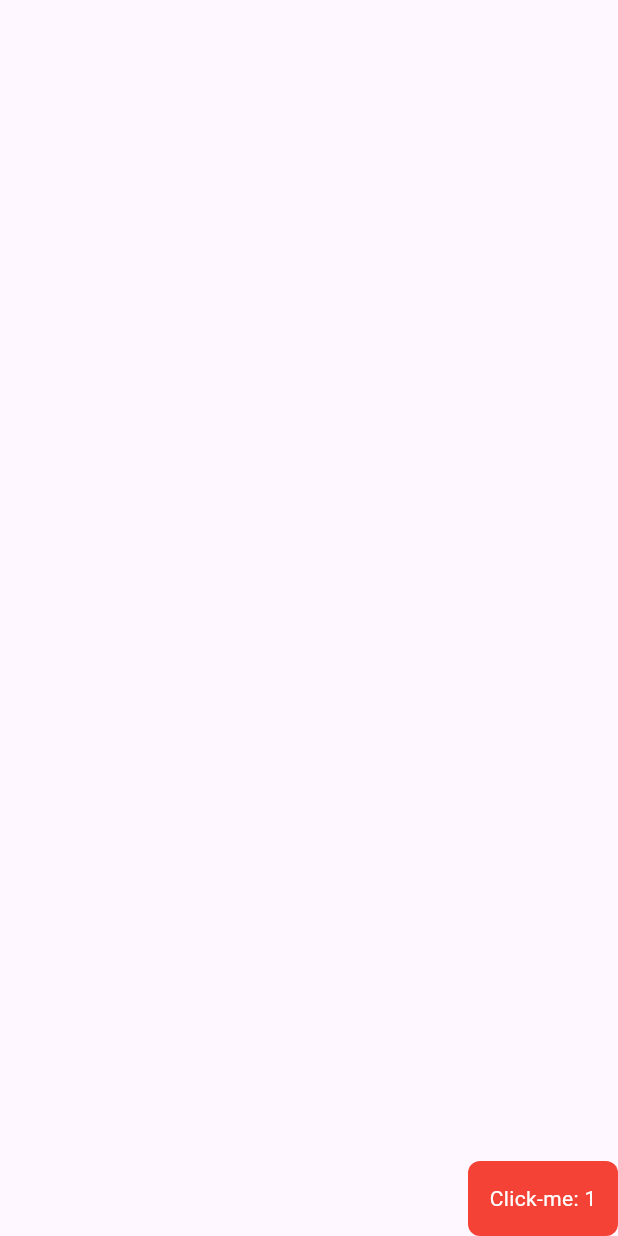
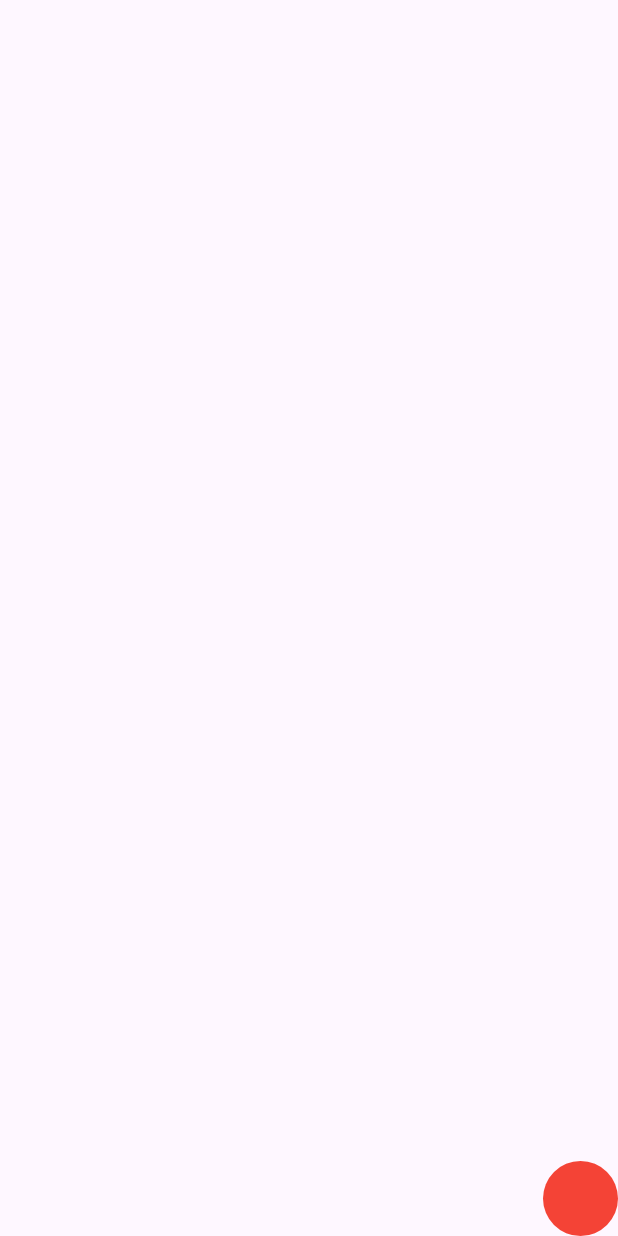
Before and after one commit to jfabiosan/Animation_Flutter, a Flutter app: the screen it shows after launch, on a phone screen of 412 x 824 dp. Run offline on Flutter 3.47's test engine with Material 3 defaults, Android fonts, the phone set to English and light mode, and no system bars.

Commit message:
Animação do botao

```diff
--- a/lib/main.dart
+++ b/lib/main.dart
@@ -13,7 +13,6 @@ class MyApp extends StatefulWidget {
 
 class _MyAppState extends State<MyApp> {
   Alignment bottomAlignment = Alignment.bottomRight;
-  int counter = 1;
 
   @override
   Widget build(BuildContext context) {
@@ -22,7 +21,8 @@ class _MyAppState extends State<MyApp> {
         body: Stack(
           children: [
             AnimatedAlign(
-              duration: const Duration(milliseconds: 400),
+              duration: const Duration(seconds: 1),
+              curve: Curves.ease,
               alignment: bottomAlignment,
               child: GestureDetector(
                 onTap: () {
@@ -30,24 +30,18 @@ class _MyAppState extends State<MyApp> {
                     bottomAlignment = bottomAlignment == Alignment.bottomRight
                         ? Alignment.topCenter
                         : Alignment.bottomRight;
-                    counter += 1;
                   });
                 },
-                child: Container(
+                child: AnimatedContainer(
+                  duration: const Duration(milliseconds: 900),
                   alignment: bottomAlignment,
                   height: 50,
-                  width: 100,
-                  decoration: const BoxDecoration(
+                  width: bottomAlignment == Alignment.bottomRight ? 50 : 100,
+                  decoration: BoxDecoration(
                     color: Colors.red,
-                    borderRadius: BorderRadius.all(
-                      Radius.circular(8),
-                    ),
-                  ),
-                  child: Center(
-                    child: Text(
-                      'Click-me: $counter',
-                      style: const TextStyle(color: Colors.white),
-                    ),
+                    borderRadius: bottomAlignment == Alignment.bottomRight
+                        ? BorderRadius.circular(25)
+                        : BorderRadius.circular(8),
                   ),
                 ),
               ),
```
